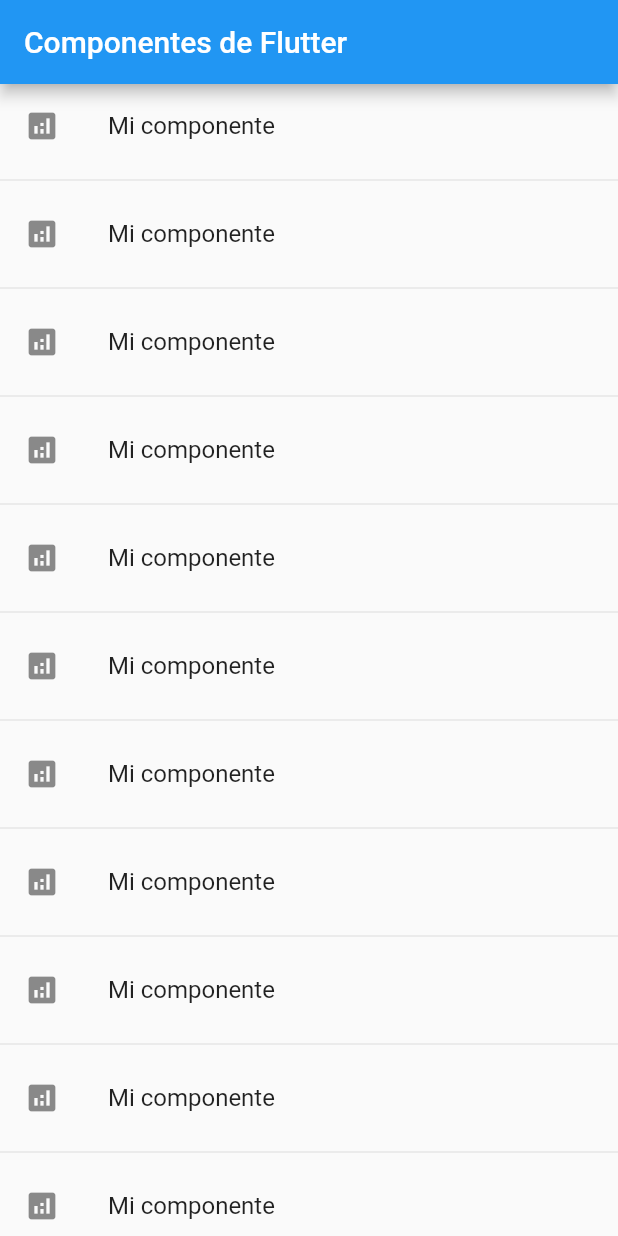
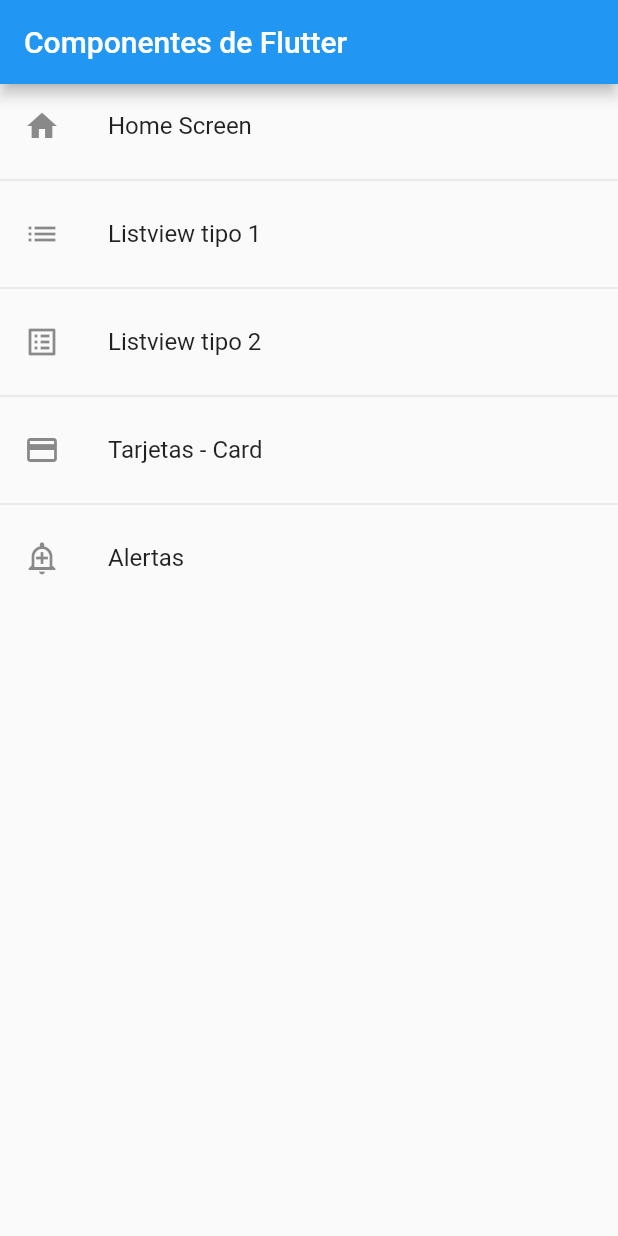
Before and after one commit to eivanphils/flutter-components, a Flutter app: the screen it shows after launch, on a phone screen of 412 x 824 dp. Run offline on Flutter 3.47's test engine with Material 2 defaults, Android fonts, the phone set to English and light mode, and no system bars.

Commit message:
Termiando de configurar las rutas y agregado listado dinamico en el home con las rutas de cada pagina

```diff
--- a/lib/main.dart
+++ b/lib/main.dart
@@ -14,7 +14,7 @@ class MyApp extends StatelessWidget {
       debugShowCheckedModeBanner: false,
       title: 'Material App',
       initialRoute: AppRoutes.initialRoute,
-      routes: AppRoutes.routes,
+      routes: AppRoutes.getAppRoutes(),
       onGenerateRoute: AppRoutes.onGenerateRoute
     );
   }
--- /dev/null
+++ b/lib/models/menu_option.dart
@@ -0,0 +1,15 @@
+import 'package:flutter/material.dart';
+
+class MenuOption {
+  final String name;
+  final String route;
+  final Widget screen;
+  final IconData icon;
+
+  MenuOption({
+    required this.route,
+    required this.name,
+    required this.screen,
+    required this.icon
+  });
+}
--- /dev/null
+++ b/lib/models/models.dart
@@ -0,0 +1 @@
+export 'package:flutter_components/models/menu_option.dart';
--- a/lib/router/app_routes.dart
+++ b/lib/router/app_routes.dart
@@ -1,21 +1,40 @@
 import 'package:flutter/material.dart';
 
+import 'package:flutter_components/models/models.dart';
 import 'package:flutter_components/screens/screens.dart';
 
 class AppRoutes {
   static const initialRoute = 'home';
 
-  static Map<String, Widget Function(BuildContext)> routes = {
-    'home': (BuildContext context) => const HomeScreen(),
-    'listview': (BuildContext context) => const ListViewScreen(),
-    'listview2': (BuildContext context) => const ListView2Screen(),
-    'card': (BuildContext context) => const CardScreen(),
-    'alert': (BuildContext context) => const AlertScreen(),
-  };
+  static final menuOptions = <MenuOption>[
+    MenuOption(route: 'home', name: 'Home Screen', screen: const HomeScreen(), icon: Icons.home),
+    MenuOption(route: 'listview', name: 'Listview tipo 1', screen: const ListViewScreen(), icon: Icons.list),
+    MenuOption(route: 'listview2', name: 'Listview tipo 2', screen: const ListView2Screen(), icon: Icons.list_alt),
+    MenuOption(route: 'card', name: 'Tarjetas - Card', screen: const CardScreen(), icon: Icons.credit_card),
+    MenuOption(route: 'alert', name: 'Alertas', screen: const AlertScreen(), icon: Icons.add_alert_outlined),
+  ];
+
+  // static Map<String, Widget Function(BuildContext)> routes = {
+  //   'home': (BuildContext context) => const HomeScreen(),
+  //   'listview': (BuildContext context) => const ListViewScreen(),
+  //   'listview2': (BuildContext context) => const ListView2Screen(),
+  //   'card': (BuildContext context) => const CardScreen(),
+  //   'alert': (BuildContext context) => const AlertScreen(),
+  // };
+
+  static Map<String, Widget Function(BuildContext)> getAppRoutes() {
+    Map<String, Widget Function(BuildContext)> appRoutes = {};
+
+    for (final option in menuOptions) {
+      appRoutes.addAll({
+        option.route: (BuildContext context) => option.screen
+      });
+    }
+
+    return appRoutes;
+  }
 
   static Route<dynamic> onGenerateRoute(RouteSettings settings) {
-    return MaterialPageRoute(
-      builder: ((context) => const AlertScreen())
-    );
+    return MaterialPageRoute(builder: ((context) => const AlertScreen()));
   }
 }
--- a/lib/screens/home_screen.dart
+++ b/lib/screens/home_screen.dart
@@ -1,20 +1,22 @@
 import 'package:flutter/material.dart';
 
-import 'package:flutter_components/screens/screens.dart';
+import 'package:flutter_components/router/app_routes.dart';
 
 class HomeScreen extends StatelessWidget {
   const HomeScreen({Key? key}) : super(key: key);
 
   @override
   Widget build(BuildContext context) {
+    final menuOptions = AppRoutes.menuOptions;
+
     return Scaffold(
         appBar: AppBar(
           title: const Text('Componentes de Flutter'),
         ),
         body: ListView.separated(
             itemBuilder: (context, index) => ListTile(
-                  leading: const Icon(Icons.analytics),
-                  title: const Text('Mi componente'),
+                  leading: Icon(menuOptions[index].icon),
+                  title: Text(menuOptions[index].name),
                   onTap: () {
                     // Armando la ruta completa
                     // final route = MaterialPageRoute(
@@ -23,13 +25,14 @@ class HomeScreen extends StatelessWidget {
 
                     // Navigator.push(context, route);
 
-                    Navigator.pushNamed(context, 'listview');
+                    Navigator.pushNamed(
+                        context, menuOptions[index].route);
 
                     // Borrar la ruta anterior del historial
                     // Navigator.pushReplacementNamed(context, 'listview');
                   },
                 ),
             separatorBuilder: (_, __) => const Divider(),
-            itemCount: 40));
+            itemCount: menuOptions.length));
   }
 }
```
